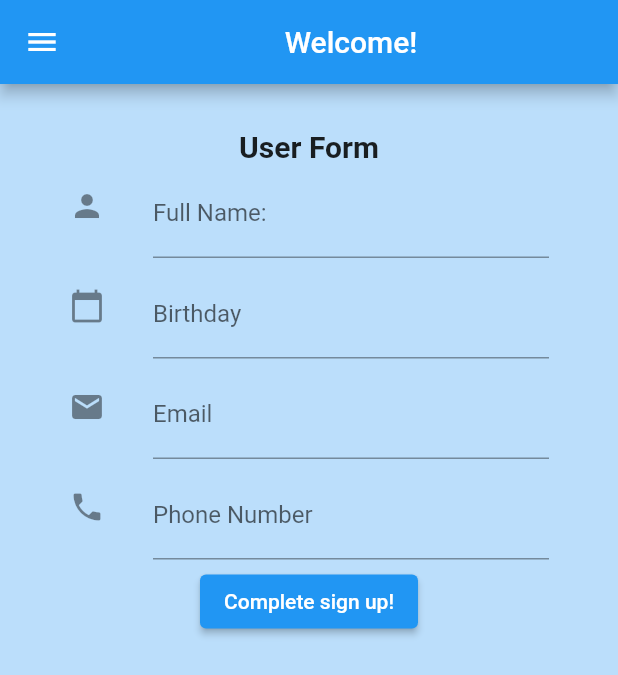
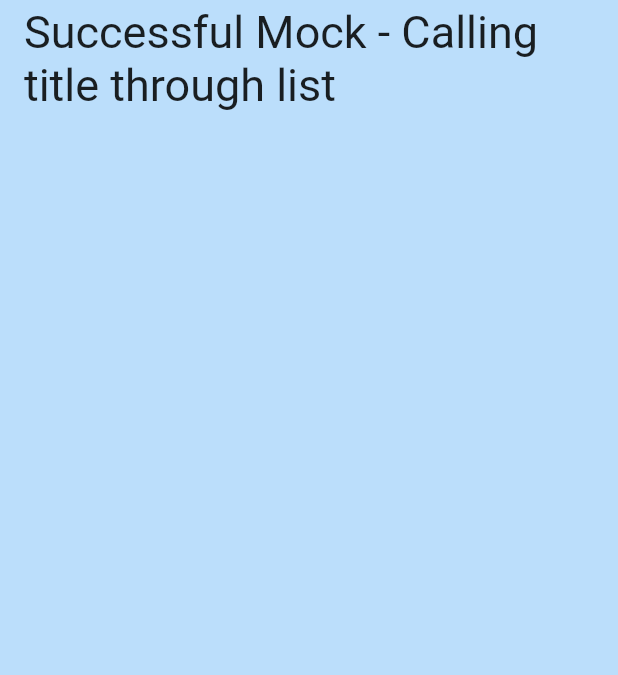
Before and after one commit to e-medeiros1/login_page, a Flutter app: the HomePage screen opened by its route, on a phone screen of 412 x 824 dp. Shown: the top 675 px of the screen. Run offline on Flutter 3.47's test engine with Material 2 defaults, Android fonts, the phone set to English and light mode, and no system bars.

Commit message:
Sexto_app

```diff
--- /dev/null
+++ b/assets/data.json
@@ -0,0 +1,6 @@
+[{
+    "userId": 1,
+    "id": 1,
+    "title": "Successful Mock - Calling title through list",
+    "body": "Body teste"
+}]
--- /dev/null
+++ b/lib/controllers/home_controller.dart
@@ -0,0 +1,16 @@
+import 'package:flutter/cupertino.dart';
+import 'package:login/models/post_model.dart';
+import 'package:login/repositories/home_repository.dart';
+
+class HomeController {
+  final HomeRepository _homeRepository;
+  HomeController(this._homeRepository);
+//Objeto
+  ValueNotifier<List<PostModel>> posts = ValueNotifier<List<PostModel>>([]);
+
+//Quando o método fetch for chamado ele vai no homeRepository pegar o getList e
+//devolver para o posts(ValueNotifier) um value(PostModel)
+  fetch() async {
+    posts.value = await _homeRepository.getList();
+  }
+}
--- a/lib/main.dart
+++ b/lib/main.dart
@@ -18,7 +18,7 @@ class MyApp extends StatelessWidget {
     return MaterialApp(
       title: 'Login',
       debugShowCheckedModeBanner: false,
-      theme: ThemeData(primaryColor: Colors.blue[700]),
+      themeMode: ThemeMode.light,
       initialRoute: '/SplashPage',
       routes: {
         '/SplashPage': (_) => SplashPage(),
--- /dev/null
+++ b/lib/models/post_model.dart
@@ -0,0 +1,12 @@
+class PostModel {
+  final int userId;
+  final int id;
+  final String title;
+  final String body;
+
+  PostModel(this.userId, this.id, this.title, this.body);
+
+  factory PostModel.fromJson(Map json) {
+    return PostModel(json['userId'], json['id'], json['title'], json['body']);
+  }
+}
--- a/lib/pages/home_page.dart
+++ b/lib/pages/home_page.dart
@@ -1,7 +1,11 @@
 // ignore_for_file: prefer_const_constructors,prefer_const_literals_to_create_immutables
 
+import 'dart:convert';
+
 import 'package:flutter/material.dart';
-import 'package:login/pages/menu_page.dart';
+import 'package:login/controllers/home_controller.dart';
+import 'package:login/models/post_model.dart';
+import 'package:login/repositories/home_repository_mock.dart';
 
 class HomePage extends StatefulWidget {
   const HomePage({Key? key}) : super(key: key);
@@ -11,71 +15,33 @@ class HomePage extends StatefulWidget {
 }
 
 class _HomePageState extends State<HomePage> {
+  final HomeController _controller = HomeController(HomeRepositoryMock());
+
+  @override
+  void initState() {
+    super.initState();
+
+    _controller.fetch();
+  }
+
   @override
   Widget build(BuildContext context) {
     return Scaffold(
-      drawer: MenuPage(),
       backgroundColor: Colors.blue[100],
-      appBar: AppBar(
-        title: Center(child: Text('Welcome!')),
-      ),
-      body: Container(
-        padding: EdgeInsets.all(30),
-        child: SizedBox(
-          child: Column(
-            children: [
-              Text(
-                'User Form',
-                style: TextStyle(fontSize: 20, fontWeight: FontWeight.bold),
+      body: ValueListenableBuilder<List<PostModel>>(
+          valueListenable: _controller.posts,
+          builder: (_, list, __) {
+            return ListView.builder(
+              itemCount: list.length,
+              itemBuilder: (_, index) => ListTile(
+                title: Center(
+                    child: Text(
+                  list[index].title,
+                  style: TextStyle(fontSize: 30),
+                )),
               ),
-              //Nome
-              ListTile(
-                leading: Icon(Icons.person),
-                title: TextField(
-                  decoration: InputDecoration(
-                    label: Text('Full Name:'),
-                    hintText: ('Ex. John'),
-                  ),
-                ),
-              ),
-              //Data de nascimento
-              ListTile(
-                leading: Icon(Icons.calendar_today),
-                title: TextField(
-                  decoration: InputDecoration(
-                    label: Text('Birthday'),
-                    hintText: ('01/01/1999'),
-                  ),
-                ),
-              ),
-              //Email
-              ListTile(
-                leading: Icon(Icons.email),
-                title: TextField(
-                  decoration: InputDecoration(
-                    label: Text('Email'),
-                    hintText: ('example@email.com'),
-                  ),
-                ),
-              ),
-              //Telefone
-              ListTile(
-                leading: Icon(Icons.phone),
-                title: TextField(
-                  decoration: InputDecoration(
-                    label: Text('Phone Number'),
-                    hintText: ('(99)98122-1234'),
-                  ),
-                ),
-              ),
-              ElevatedButton(
-                onPressed: () {},
-                child: Text('Complete sign up!'),
-              )
-            ],
-          ),
-        ),
-      ),
+            );
+          }),
     );
   }
 }
--- /dev/null
+++ b/lib/repositories/home_repository.dart
@@ -0,0 +1,8 @@
+//Criação de um contrato
+
+import 'package:login/models/post_model.dart';
+
+//Contrato
+abstract class HomeRepository {
+  Future<List<PostModel>> getList();
+}
--- /dev/null
+++ b/lib/repositories/home_repository_mock.dart
@@ -0,0 +1,17 @@
+import 'dart:convert';
+
+import 'package:flutter/services.dart';
+import 'package:login/models/post_model.dart';
+import 'package:login/repositories/home_repository.dart';
+
+class HomeRepositoryMock implements HomeRepository {
+  @override
+  Future<List<PostModel>> getList() async {
+    //Root bundle serve pra se comunicar o assets dentro da pasta
+    var value = await rootBundle.loadString('assets/data.json');
+    //Lista de postJson para converter a lista do assets(Foi o que eu entendi)
+    List postJson = jsonDecode(value);
+    //mapeando a lista para o novo tipo lista de PostModel
+    return postJson.map((e) => PostModel.fromJson(e)).toList();
+  }
+}
--- a/pubspec.yaml
+++ b/pubspec.yaml
@@ -12,13 +12,18 @@ dependencies:
   flutter:
     sdk: flutter
   cupertino_icons: ^1.0.2
+  dio: ^4.0.4
 
 dev_dependencies:
   flutter_test:
     sdk: flutter
+
 
   flutter_lints: ^1.0.0
 
 flutter:
 
   uses-material-design: true
+
+  assets:
+    - assets/data.json
```
Also changed, not shown: pubspec.lock.
